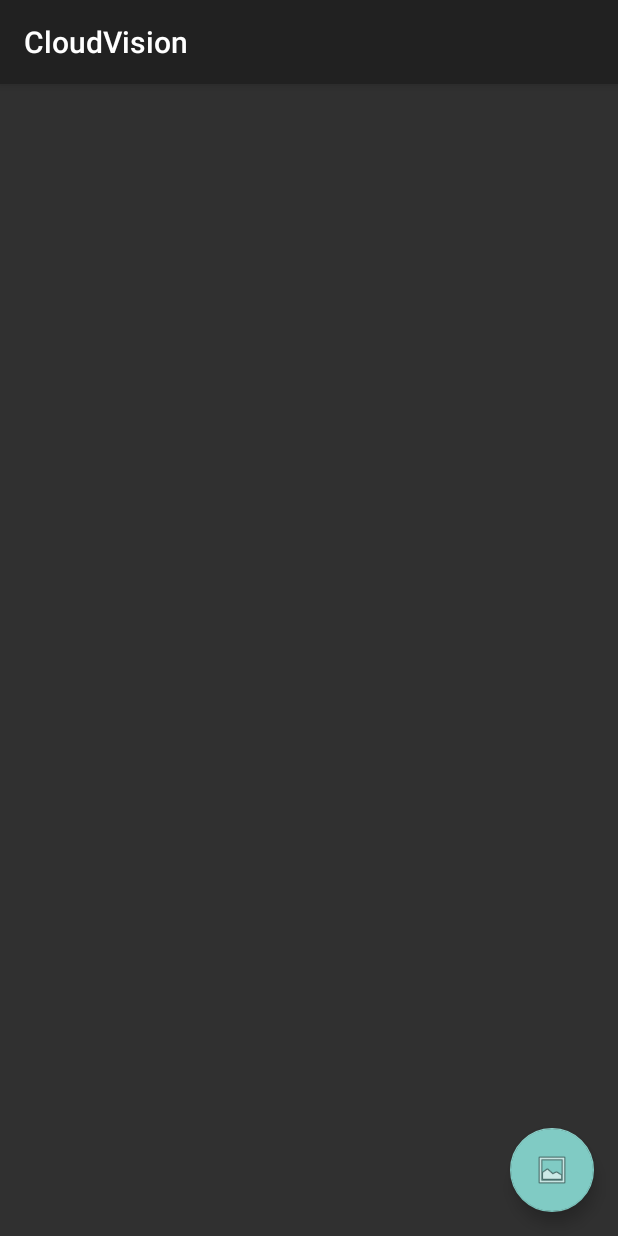
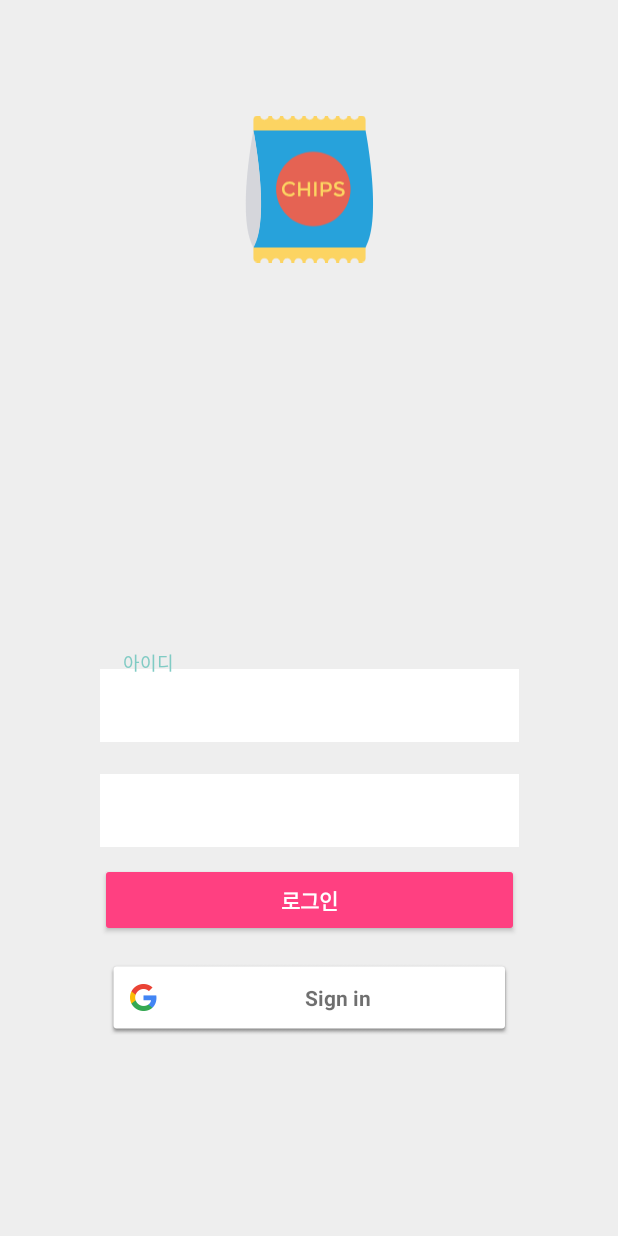
Before and after one commit to weejinhak/VisionAPI_App, an Android app: the screen it shows after launch (MainActivity before the commit, LoginActivity after it), on a phone screen of 412 x 824 dp. Run offline under Robolectric (Android 15) with nearby library versions, the phone set to English and light mode, and no system bars; our stand-ins replace Firebase (no records; nobody signed in at launch, a user with empty details on screens opened directly).

Commit message:
구글 로그인 추가

```diff
--- a/app/build.gradle
+++ b/app/build.gradle
@@ -26,7 +26,10 @@ dependencies {
     androidTestImplementation 'com.android.support.test:runner:1.0.1'
     androidTestImplementation 'com.android.support.test.espresso:espresso-core:3.0.1'
 
-
+    compile 'com.google.firebase:firebase-core:11.8.0'
+    compile 'com.google.firebase:firebase-auth:11.8.0'
+    compile 'com.google.firebase:firebase-database:11.8.0'
+    compile 'com.google.android.gms:play-services-auth:11.8.0'
     compile 'com.android.support:appcompat-v7:26.1.0'
     compile 'com.android.support:design:26.1.0'
 
@@ -36,3 +39,4 @@ dependencies {
     compile 'com.google.code.findbugs:jsr305:2.0.1'
     compile 'commons-io:commons-io:2.5'
 }
+apply plugin: 'com.google.gms.google-services'
--- a/app/src/main/AndroidManifest.xml
+++ b/app/src/main/AndroidManifest.xml
@@ -15,7 +15,7 @@
         android:theme="@style/AppTheme.NoActionBar">
         <activity
             android:screenOrientation="portrait"
-            android:name=".MainActivity"
+            android:name=".LoginActivity"
             android:theme="@style/Theme.AppCompat.NoActionBar">
             <intent-filter>
                 <action android:name="android.intent.action.MAIN" />
@@ -37,6 +37,9 @@
         <activity
             android:name=".UserInfoActivity"
             android:theme="@style/AppTheme.NoActionBar"/>
+        <activity
+            android:name=".MainActivity"
+            android:theme="@style/AppTheme.NoActionBar"/>
 
     </application>
 
--- /dev/null
+++ b/app/src/main/java/com/example/wee/membership_visionapi_app/LoginActivity.java
@@ -0,0 +1,268 @@
+package com.example.wee.membership_visionapi_app;
+
+import android.content.Intent;
+import android.os.Bundle;
+import android.support.annotation.NonNull;
+import android.support.v7.app.AppCompatActivity;
+import android.text.TextUtils;
+import android.util.Log;
+import android.view.View;
+import android.widget.Button;
+import android.widget.EditText;
+import android.widget.ListView;
+import android.widget.Toast;
+
+import com.google.android.gms.auth.api.Auth;
+import com.google.android.gms.auth.api.signin.GoogleSignInAccount;
+import com.google.android.gms.auth.api.signin.GoogleSignInOptions;
+import com.google.android.gms.auth.api.signin.GoogleSignInResult;
+import com.google.android.gms.common.ConnectionResult;
+import com.google.android.gms.common.SignInButton;
+import com.google.android.gms.common.api.GoogleApiClient;
+import com.google.android.gms.common.api.ResultCallback;
+import com.google.android.gms.common.api.Status;
+import com.google.android.gms.tasks.OnCompleteListener;
+import com.google.android.gms.tasks.Task;
+import com.google.firebase.auth.AuthCredential;
+import com.google.firebase.auth.AuthResult;
+import com.google.firebase.auth.FirebaseAuth;
+import com.google.firebase.auth.FirebaseUser;
+import com.google.firebase.auth.GoogleAuthProvider;
+import com.google.firebase.database.ChildEventListener;
+import com.google.firebase.database.DatabaseReference;
+import com.google.firebase.database.FirebaseDatabase;
+
+import java.util.Random;
+
+
+public class LoginActivity extends AppCompatActivity implements View.OnClickListener {
+    private static final int RC_SIGN_IN = 1001;
+    private static final String TAG = "LoginActivity";
+
+    private FirebaseDatabase mFirebaseDatabase;
+
+    private FirebaseAuth mAuth;
+    private FirebaseAuth.AuthStateListener mAuthListener;
+    private GoogleApiClient mGoogleApiClient;
+
+    private SignInButton mBtnGoogleSignIn;
+
+    private Button mBtnSignIn;
+    private EditText mEmailField;
+    private EditText mPasswordField;
+
+    private String userName;
+
+    @Override
+    protected void onCreate(Bundle savedInstanceState) {
+        super.onCreate(savedInstanceState);
+        setContentView(R.layout.activity_login);
+
+        mBtnSignIn = (Button) findViewById(R.id.btn_signIn);
+        mBtnSignIn.setOnClickListener(this);
+        mEmailField = (EditText) findViewById(R.id.input_id);
+        mPasswordField = (EditText) findViewById(R.id.input_pw);
+
+        initViews();
+        mFirebaseDatabase = FirebaseDatabase.getInstance();
+        initFirebaseAuth();
+        initValues();
+    }
+
+
+    private void initViews() {
+        mBtnGoogleSignIn = (SignInButton) findViewById(R.id.btn_google_signin);
+        mBtnGoogleSignIn.setOnClickListener(this);
+    }
+
+    public void initFirebaseAuth() {
+        mAuth = FirebaseAuth.getInstance();
+        GoogleSignInOptions gso = new GoogleSignInOptions.Builder(GoogleSignInOptions.DEFAULT_SIGN_IN)
+                .requestIdToken(getString(R.string.default_web_client_id))
+                .requestEmail()
+                .build();
+        mGoogleApiClient = new GoogleApiClient.Builder(this)
+                .enableAutoManage(this, new GoogleApiClient.OnConnectionFailedListener() {
+                    @Override
+                    public void onConnectionFailed(@NonNull ConnectionResult connectionResult) {
+
+                    }
+                })
+                .addApi(Auth.GOOGLE_SIGN_IN_API, gso)
+                .build();
+        mAuthListener = new FirebaseAuth.AuthStateListener() {
+            @Override
+            public void onAuthStateChanged(@NonNull FirebaseAuth firebaseAuth) {
+                updateProfile();
+            }
+        };
+    }
+
+    private void initValues() {
+        FirebaseUser user = mAuth.getCurrentUser();
+        if (user == null) {
+            userName = "Guest" + new Random().nextInt(5000);
+        } else {
+            userName = user.getDisplayName();
+        }
+    }
+
+    private void updateProfile() {
+        FirebaseUser user = mAuth.getCurrentUser();
+        if (user == null) {
+            // 비 로그인 상태 (메시지를 전송할 수 없다.)
+            Toast.makeText(LoginActivity.this, "로그인 하십시오.",
+                    Toast.LENGTH_SHORT).show();
+
+        } else {
+            // 로그인 상태
+            userName = user.getDisplayName();
+            String email = user.getEmail();
+            StringBuilder profile = new StringBuilder();
+            profile.append(userName).append("\n").append(user.getEmail());
+        }
+    }
+
+    private void googleSignIn() {
+        Intent signInIntent = Auth.GoogleSignInApi.getSignInIntent(mGoogleApiClient);
+        startActivityForResult(signInIntent, RC_SIGN_IN);
+
+    }
+
+    private void signOut() {
+        mAuth.signOut();
+        Auth.GoogleSignInApi.signOut(mGoogleApiClient).setResultCallback(
+                new ResultCallback<Status>() {
+                    @Override
+                    public void onResult(@NonNull Status status) {
+                        updateProfile();
+                    }
+                });
+    }
+
+    @Override
+    public void onStart() {
+        super.onStart();
+        mAuth.addAuthStateListener(mAuthListener);
+    }
+
+    @Override
+    public void onStop() {
+        super.onStop();
+        ;
+        mAuth.removeAuthStateListener(mAuthListener);
+    }
+
+    @Override
+    protected void onResume() {
+        super.onResume();
+    }
+
+    @Override
+    protected void onDestroy() {
+        super.onDestroy();
+    }
+
+    protected void onActivityResult(int requestCode, int resultCode, Intent data) {
+        super.onActivityResult(requestCode, resultCode, data);
+        if (requestCode == RC_SIGN_IN) {
+            GoogleSignInResult result = Auth.GoogleSignInApi.getSignInResultFromIntent(data);
+            if (result.isSuccess()) {
+                GoogleSignInAccount account = result.getSignInAccount();
+                AuthCredential credential = GoogleAuthProvider.getCredential(account.getIdToken(), null);
+                mAuth.signInWithCredential(credential)
+                        .addOnCompleteListener(this, new OnCompleteListener<AuthResult>() {
+                            @Override
+                            public void onComplete(@NonNull Task<AuthResult> task) {
+                                if (!task.isSuccessful()) {
+                                    Toast.makeText(LoginActivity.this, "Authentication failed.",
+                                            Toast.LENGTH_SHORT).show();
+                                }
+                                Intent intent = new Intent(getApplicationContext(), MainActivity.class);
+                                startActivity(intent);
+                            }
+                        });
+            } else {
+                updateProfile();
+            }
+        }
+    }
+
+    private void signIn(String email, String password) {
+        Log.d(TAG, "signIn:" + email);
+        if (!validateForm()) {
+            return;
+        }
+
+        mAuth.signInWithEmailAndPassword(email, password)
+                .addOnCompleteListener(this, new OnCompleteListener<AuthResult>() {
+                    @Override
+                    public void onComplete(@NonNull Task<AuthResult> task) {
+                        if (task.isSuccessful()) {
+                            Log.d(TAG, "signInWithEmail:success");
+                            Intent intent = new Intent(getApplicationContext(), MainActivity.class);
+                            startActivity(intent);
+                        } else {
+                            Log.w(TAG, "signInWithEmail:failure", task.getException());
+                            Toast.makeText(LoginActivity.this, "Authentication failed.",
+                                    Toast.LENGTH_SHORT).show();
+                        }
+
+                        if (!task.isSuccessful()) {
+                            Log.w(TAG, "!task.isSuccesful()", task.getException());
+
+                            Toast.makeText(LoginActivity.this, "Authentication failed.",
+                                    Toast.LENGTH_SHORT).show();
+                        }
+                    }
+                });
+    }
+
+    private boolean validateForm() {
+        boolean valid = true;
+
+        String email = mEmailField.getText().toString();
+        if (TextUtils.isEmpty(email)) {
+            mEmailField.setError("Required.");
+            valid = false;
+        } else {
+            mEmailField.setError(null);
+        }
+
+        String password = mPasswordField.getText().toString();
+        if (TextUtils.isEmpty(password)) {
+            mPasswordField.setError("Required.");
+            valid = false;
+        } else {
+            mPasswordField.setError(null);
+        }
+        return valid;
+    }
+
+    @Override
+    public void onClick(View v) {
+        switch (v.getId()) {
+            case R.id.btn_google_signin:
+                googleSignIn();
+                Toast.makeText(LoginActivity.this, "Sign In.",
+                        Toast.LENGTH_SHORT).show();
+                Intent intent = new Intent(getApplicationContext(), MainActivity.class);
+                startActivity(intent);
+                break;
+
+
+//            case R.id.btn_signUp:
+//                Intent intent = new Intent(getApplicationContext(), SignupActivity.class);
+//                startActivity(intent);
+//                break;
+
+            case R.id.btn_signIn:
+                Toast.makeText(LoginActivity.this, "SignIn Clicked",
+                        Toast.LENGTH_SHORT).show();
+                signIn(mEmailField.getText().toString(), mPasswordField.getText().toString());
+                break;
+        }
+    }
+
+
+}
--- /dev/null
+++ b/app/src/main/res/drawable/icon.xml
@@ -0,0 +1,68 @@
+<?xml version="1.0" encoding="utf-8"?>
+<vector xmlns:android="http://schemas.android.com/apk/res/android"
+    android:width="468.293dp"
+    android:height="468.293dp"
+    android:viewportWidth="468.293"
+    android:viewportHeight="468.293">
+
+    <path
+        android:fillColor="#FCD462"
+        android:pathData="M391.005,0c0,7.377-5.98,13.356-13.356,13.356c-7.377,0-13.356-5.98-13.356-13.356h-9.014
+c0,7.377-5.98,13.356-13.356,13.356c-7.377,0-13.356-5.98-13.356-13.356h-9.014c0,7.377-5.98,13.356-13.356,13.356
+c-7.377,0-13.356-5.98-13.356-13.356h-9.014c0,7.377-5.98,13.356-13.356,13.356c-7.377,0-13.356-5.98-13.356-13.356h-9.014
+c0,7.377-5.98,13.356-13.356,13.356c-7.377,0-13.356-5.98-13.356-13.356h-9.014c0,7.377-5.98,13.356-13.356,13.356
+c-7.377,0-13.356-5.98-13.356-13.356h-9.014c0,7.377-5.98,13.356-13.356,13.356c-7.377,0-13.356-5.98-13.356-13.356h-9.014
+c0,7.377-5.98,13.356-13.356,13.356c-7.377,0-13.356-5.98-13.356-13.356H104c0,7.377-5.98,13.356-13.356,13.356
+c-7.376,0-13.356-5.98-13.356-13.356h-9.286c-6.897,0-12.488,5.591-12.488,12.488v35.27h357.264v-35.27
+C412.778,5.591,407.187,0,400.291,0H391.005z" />
+    <path
+        android:fillColor="#FCD462"
+        android:pathData="M391.005,468.293c0-7.377-5.98-13.356-13.356-13.356c-7.377,0-13.356,5.98-13.356,13.356h-9.014
+c0-7.377-5.98-13.356-13.356-13.356c-7.377,0-13.356,5.98-13.356,13.356h-9.014c0-7.377-5.98-13.356-13.356-13.356
+c-7.377,0-13.356,5.98-13.356,13.356h-9.014c0-7.377-5.98-13.356-13.356-13.356c-7.377,0-13.356,5.98-13.356,13.356h-9.014
+c0-7.377-5.98-13.356-13.356-13.356c-7.377,0-13.356,5.98-13.356,13.356h-9.014c0-7.377-5.98-13.356-13.356-13.356
+c-7.377,0-13.356,5.98-13.356,13.356h-9.014c0-7.377-5.98-13.356-13.356-13.356c-7.377,0-13.356,5.98-13.356,13.356h-9.014
+c0-7.377-5.98-13.356-13.356-13.356c-7.377,0-13.356,5.98-13.356,13.356H104c0-7.377-5.98-13.356-13.356-13.356
+c-7.376,0-13.356,5.98-13.356,13.356h-9.286c-6.897,0-12.488-5.591-12.488-12.488v-35.27h357.264v35.27
+c0,6.897-5.591,12.488-12.488,12.488H391.005z" />
+    <path
+        android:fillColor="#27A2DB"
+        android:pathData="M412.778,420.535c54.836-95.01,0-372.776,0-372.776H55.514c0,0,54.836,277.766,0,372.776H412.778z" />
+    <path
+        android:fillColor="#D5D6DB"
+        android:pathData="M55.514,47.758c0,0-54.837,277.765,0,372.776C110.351,325.523,55.514,47.758,55.514,47.758z" />
+    <path
+        android:fillColor="#E56353"
+        android:pathData="M 246.334 115.512 C 311.853749011 115.512 364.968 168.626250989 364.968 234.146 C 364.968 299.665749011 311.853749011 352.78 246.334 352.78 C 180.814250989 352.78 127.7 299.665749011 127.7 234.146 C 127.7 168.626250989 180.814250989 115.512 246.334 115.512 Z" />
+    <path
+        android:fillColor="#FCD462"
+        android:pathData="M170.37,250.39c2.673,0,4.975-0.45,6.904-1.349c1.929-0.899,3.947-2.334,6.051-4.309l4.999,5.133
+c-4.868,5.39-10.777,8.087-17.724,8.087c-6.95,0-12.717-2.232-17.298-6.706c-4.582-4.475-6.872-10.126-6.872-16.967
+c0-6.84,2.334-12.54,7.003-17.1s10.568-6.84,17.692-6.84c7.127,0,13.078,2.628,17.858,7.889l-4.935,5.395
+c-2.192-2.103-4.263-3.575-6.214-4.405c-1.951-0.835-4.242-1.252-6.872-1.252c-4.648,0-8.55,1.504-11.708,4.507
+c-3.155,3.003-4.734,6.84-4.734,11.507c0,4.673,1.566,8.574,4.702,11.711C162.355,248.822,166.073,250.39,170.37,250.39z" />
+    <path
+        android:fillColor="#FCD462"
+        android:pathData="M197.795,257.429v-45.97h7.761v19.926h22.822v-19.926h7.761v45.97h-7.761v-18.808h-22.822v18.808
+H197.795z" />
+    <path
+        android:fillColor="#FCD462"
+        android:pathData="M248.896,211.458h7.761v45.97h-7.761V211.458z" />
+    <path
+        android:fillColor="#FCD462"
+        android:pathData="M300.46,215.467c3.201,2.676,4.801,6.797,4.801,12.364c0,5.572-1.635,9.65-4.9,12.235
+c-3.268,2.585-8.277,3.88-15.029,3.88h-8.154v13.482h-7.761v-45.97H285.2C292.172,211.458,297.259,212.796,300.46,215.467z
+M294.968,234.441c1.555-1.643,2.334-4.052,2.334-7.231s-0.987-5.427-2.96-6.744c-1.972-1.317-5.063-1.97-9.273-1.97h-7.892v18.412
+h9.011C290.483,236.908,293.411,236.089,294.968,234.441z" />
+    <path
+        android:fillColor="#FCD462"
+        android:pathData="M328.313,217.506c-2.259,0-4.111,0.46-5.558,1.381c-1.448,0.921-2.17,2.312-2.17,4.18
+c0,1.863,0.723,3.286,2.17,4.271c1.448,0.99,4.528,2.05,9.241,3.19c4.713,1.14,8.264,2.74,10.654,4.801
+c2.39,2.061,3.586,5.101,3.586,9.11c0,4.014-1.515,7.268-4.539,9.768c-3.027,2.499-6.995,3.747-11.903,3.747
+c-7.193,0-13.571-2.473-19.14-7.429l4.868-5.855c4.646,4.036,9.471,6.053,14.467,6.053c2.5,0,4.483-0.541,5.954-1.611
+c1.467-1.076,2.202-2.499,2.202-4.276c0-1.777-0.69-3.158-2.071-4.143c-1.381-0.99-3.76-1.884-7.137-2.698
+c-3.377-0.814-5.941-1.558-7.694-2.237c-1.756-0.68-3.31-1.568-4.67-2.665c-2.719-2.061-4.078-5.213-4.078-9.468
+c0-4.255,1.547-7.531,4.638-9.832c3.091-2.301,6.915-3.452,11.475-3.452c2.938,0,5.855,0.482,8.748,1.445
+c2.893,0.963,5.392,2.323,7.499,4.078l-4.145,5.855c-1.359-1.231-3.201-2.237-5.524-3.029
+C332.859,217.902,330.569,217.506,328.313,217.506z" />
+</vector>
--- /dev/null
+++ b/app/src/main/res/layout/activity_login.xml
@@ -0,0 +1,119 @@
+<?xml version="1.0" encoding="utf-8"?>
+<android.support.constraint.ConstraintLayout xmlns:android="http://schemas.android.com/apk/res/android"
+    xmlns:app="http://schemas.android.com/apk/res-auto"
+    xmlns:tools="http://schemas.android.com/tools"
+    android:layout_width="match_parent"
+    android:layout_height="match_parent"
+    android:background="@color/backgorund"
+    tools:context="com.example.wee.membership_visionapi_app.MainActivity">
+
+
+    <ImageView
+        android:id="@+id/icon"
+        android:layout_width="98dp"
+        android:layout_height="100dp"
+        android:layout_marginEnd="8dp"
+        android:layout_marginTop="76dp"
+        app:layout_constraintEnd_toEndOf="parent"
+        app:layout_constraintHorizontal_bias="0.514"
+        app:layout_constraintHorizontal_chainStyle="packed"
+        app:layout_constraintRight_toLeftOf="parent"
+        app:layout_constraintStart_toStartOf="parent"
+        app:layout_constraintTop_toTopOf="parent"
+        app:srcCompat="@drawable/icon" />
+
+    <LinearLayout
+        android:id="@+id/linear_signIn"
+        android:layout_width="290dp"
+        android:layout_height="270dp"
+        android:layout_marginBottom="8dp"
+        android:layout_marginEnd="8dp"
+        android:layout_marginLeft="47dp"
+        android:layout_marginStart="8dp"
+        android:layout_marginTop="8dp"
+        android:orientation="vertical"
+        app:layout_constraintBottom_toBottomOf="parent"
+        app:layout_constraintEnd_toEndOf="parent"
+        app:layout_constraintLeft_toLeftOf="parent"
+        app:layout_constraintStart_toStartOf="parent"
+        app:layout_constraintTop_toTopOf="parent"
+        app:layout_constraintVertical_bias="0.784">
+
+        <android.support.design.widget.TextInputLayout
+            android:id="@+id/linear_signIn_id"
+            android:layout_width="match_parent"
+            android:layout_height="60dp"
+            android:layout_margin="5dp"
+            android:layout_weight="1"
+            android:orientation="horizontal">
+
+            <EditText
+                android:id="@+id/input_id"
+                android:layout_width="match_parent"
+                android:layout_height="match_parent"
+                android:layout_weight="1"
+                android:background="@color/white"
+                android:ems="10"
+                android:hint="아이디"
+                android:inputType="textPersonName"
+                android:padding="15dp" />
+
+        </android.support.design.widget.TextInputLayout>
+
+        <android.support.design.widget.TextInputLayout
+            android:id="@+id/linear_signIn_pw"
+            android:layout_width="match_parent"
+            android:layout_height="60dp"
+            android:layout_margin="5dp"
+            android:layout_weight="1"
+            android:orientation="horizontal">
+
+            <EditText
+                android:id="@+id/input_pw"
+                android:layout_width="match_parent"
+                android:layout_height="match_parent"
+                android:layout_weight="1"
+                android:background="@color/white"
+                android:ems="10"
+                android:hint="비밀번호"
+                android:inputType="textPassword"
+                android:padding="15dp" />
+        </android.support.design.widget.TextInputLayout>
+
+        <LinearLayout
+            android:id="@+id/linear_btn"
+            android:layout_width="match_parent"
+            android:layout_height="50dp"
+            android:layout_margin="5dp"
+            android:layout_weight="1"
+            android:orientation="horizontal">
+
+            <Button
+                android:id="@+id/btn_signIn"
+                android:layout_width="wrap_content"
+                android:layout_height="match_parent"
+                android:layout_weight="1"
+                android:text="로그인"
+                android:textAllCaps="false"
+                android:textStyle="bold"
+                android:theme="@style/ThemeOverlay.MyDarkButton" />
+
+            <!--<Button-->
+            <!--android:id="@+id/btn_signUp"-->
+            <!--android:layout_width="wrap_content"-->
+            <!--android:layout_height="match_parent"-->
+            <!--android:layout_weight="1"-->
+            <!--android:text="Sign Up"-->
+            <!--android:textAllCaps="false"-->
+            <!--android:theme="@style/ThemeOverlay.MyDarkButton" />-->
+        </LinearLayout>
+
+        <com.google.android.gms.common.SignInButton
+            android:id="@+id/btn_google_signin"
+            android:layout_width="match_parent"
+            android:layout_height="50dp"
+            android:layout_margin="10dp" />
+    </LinearLayout>
+
+
+</android.support.constraint.ConstraintLayout>
--- a/app/src/main/res/values/colors.xml
+++ b/app/src/main/res/values/colors.xml
@@ -4,4 +4,6 @@
     <color name="colorPrimaryDark">#303F9F</color>
     <color name="colorAccent">#FF4081</color>
     <color name="colorPoint">#FF20B2AA</color>
+    <color name="white">#ffffff</color>
+    <color name="backgorund">#eeeeee</color>
 </resources>
--- a/app/src/main/res/values/styles.xml
+++ b/app/src/main/res/values/styles.xml
@@ -17,4 +17,12 @@
 
     <style name="AppTheme.PopupOverlay" parent="ThemeOverlay.AppCompat.Light" />
 
+    <!-- Dark Buttons -->
+    <style name="ThemeOverlay.MyDarkButton" parent="ThemeOverlay.AppCompat.Dark">
+        <item name="colorButtonNormal">@color/colorAccent</item>
+        <item name="android:layout_marginRight">4dp</item>
+        <item name="android:layout_marginLeft">4dp</item>
+        <item name="android:textColor">@android:color/white</item>
+    </style>
+
 </resources>
--- a/build.gradle
+++ b/build.gradle
@@ -7,7 +7,8 @@ buildscript {
         jcenter()
     }
     dependencies {
-        classpath 'com.android.tools.build:gradle:3.0.0'
+        classpath 'com.android.tools.build:gradle:3.0.1'
+        classpath 'com.google.gms:google-services:3.2.0'
 
 
         // NOTE: Do not place your application dependencies here; they belong
```
